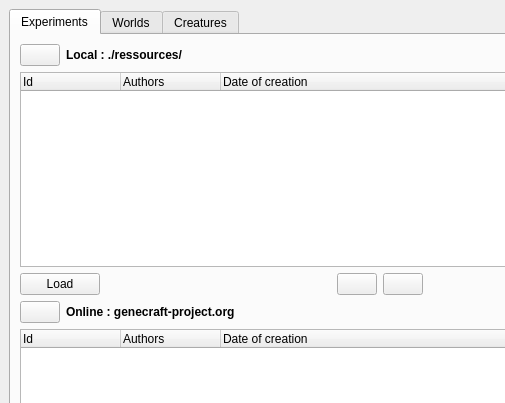
Old version of the form src/genelab/core/ui/widgets/experiments/ressourcesbrowser.ui in the repository GeneCraft/GeneCraft-Project; both pictures show x 0 to 505 and y 0 to 403 of the 720 by 591 pixel window.
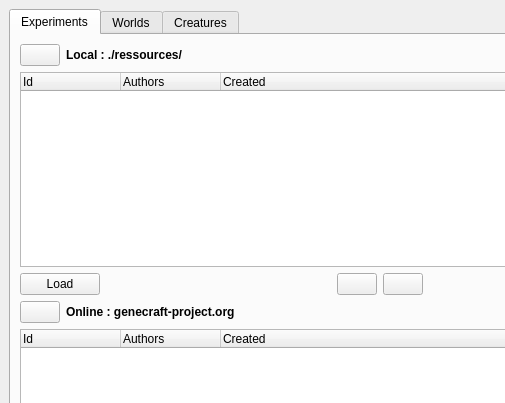
New version of the form. Icons and pictures are not drawn.

Commit message: * experiment created X days ago rather than date of creation... more human readable

Diff of the .ui file:
```diff
--- a/src/genelab/core/ui/widgets/experiments/ressourcesbrowser.ui
+++ b/src/genelab/core/ui/widgets/experiments/ressourcesbrowser.ui
@@ -127,7 +127,7 @@
              </column>
              <column>
               <property name="text">
-               <string>Date of creation</string>
+               <string>Created</string>
               </property>
              </column>
             </widget>
@@ -278,7 +278,7 @@
              </column>
              <column>
               <property name="text">
-               <string>Date of creation</string>
+               <string>Created</string>
               </property>
              </column>
             </widget>
```
The commit also changes 4 other files.
